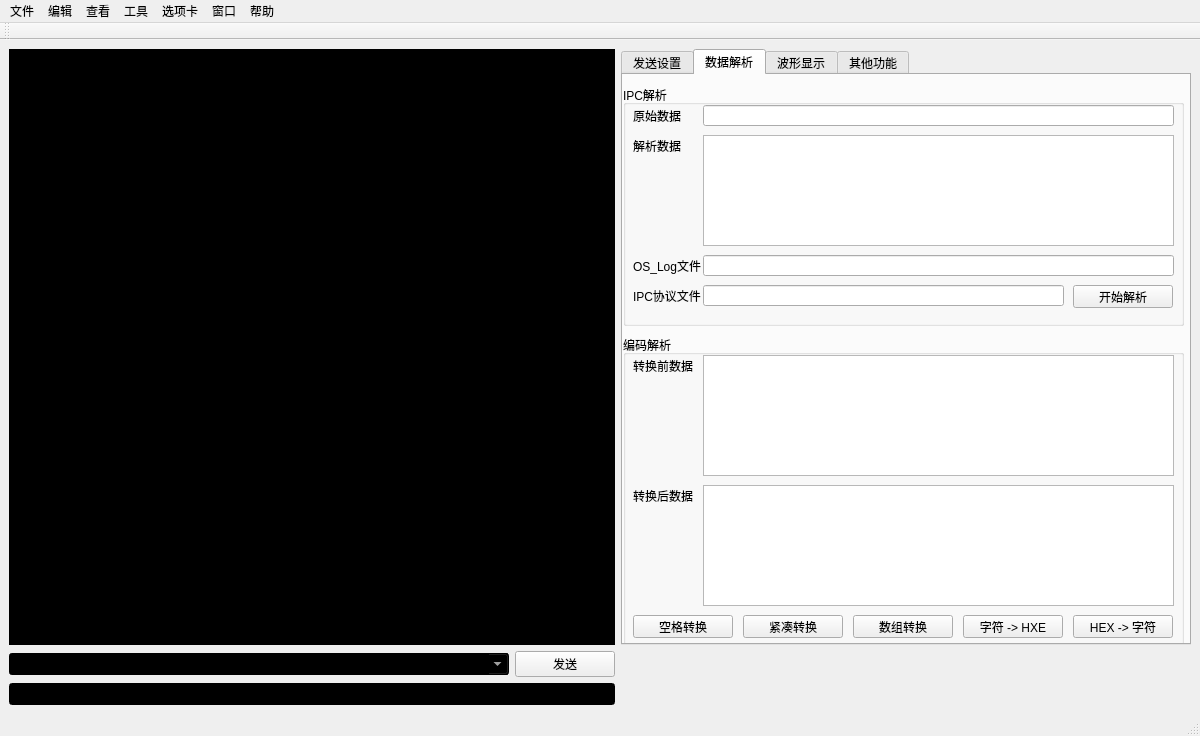
Lancer-zhang/py_serialtool, file ui/mainwindow.ui: the form before one commit.
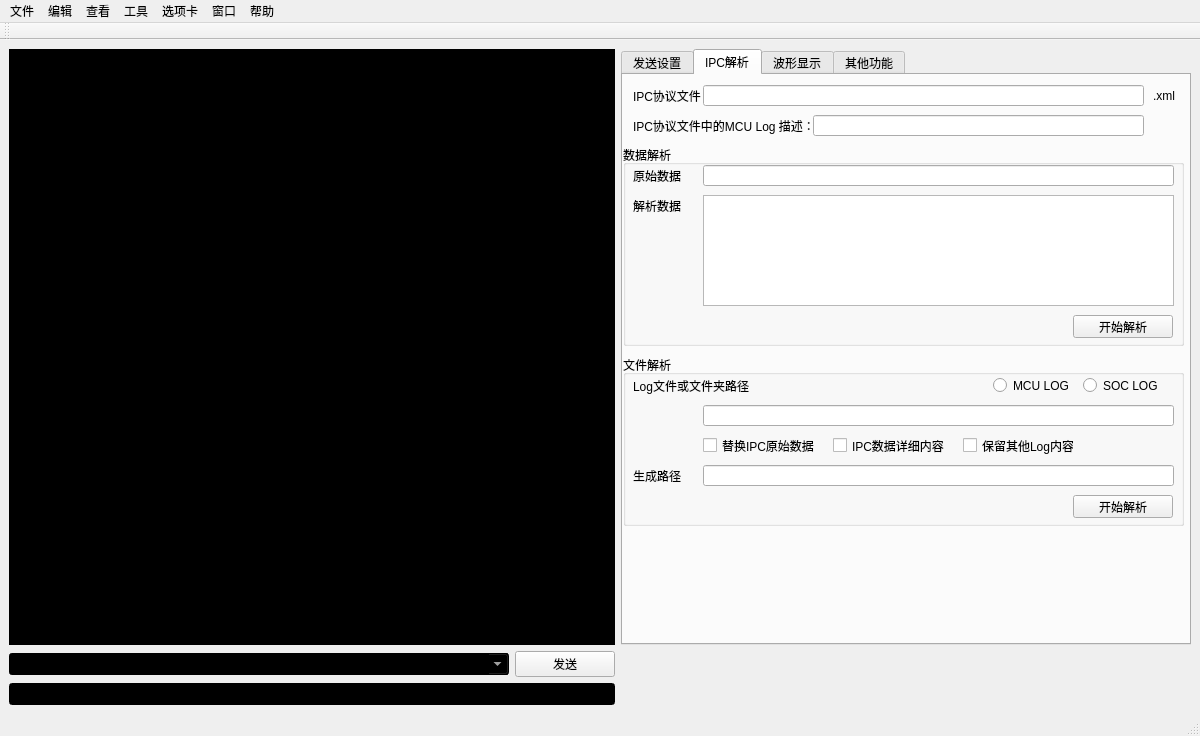
The form after the commit. The open tabs and pages were chosen to show the change.

```diff
--- a/ui/mainwindow.ui
+++ b/ui/mainwindow.ui
@@ -596,19 +596,19 @@
       </widget>
       <widget class="QWidget" name="tab_parse">
        <attribute name="title">
-        <string>数据解析</string>
+        <string>IPC解析</string>
        </attribute>
        <widget class="QGroupBox" name="groupBox">
         <property name="geometry">
          <rect>
           <x>0</x>
-          <y>10</y>
+          <y>70</y>
           <width>561</width>
-          <height>241</height>
+          <height>201</height>
          </rect>
         </property>
         <property name="title">
-         <string>IPC解析</string>
+         <string>数据解析</string>
         </property>
         <widget class="QLabel" name="label">
          <property name="geometry">
@@ -656,57 +656,11 @@
           </rect>
          </property>
         </widget>
-        <widget class="QLabel" name="label_5">
-         <property name="geometry">
-          <rect>
-           <x>10</x>
-           <y>170</y>
-           <width>71</width>
-           <height>21</height>
-          </rect>
-         </property>
-         <property name="text">
-          <string>OS_Log文件</string>
-         </property>
-        </widget>
-        <widget class="QLineEdit" name="lineEditinputIPC_file">
-         <property name="geometry">
-          <rect>
-           <x>80</x>
-           <y>170</y>
-           <width>471</width>
-           <height>21</height>
-          </rect>
-         </property>
-        </widget>
-        <widget class="QLabel" name="label_15">
-         <property name="geometry">
-          <rect>
-           <x>10</x>
-           <y>200</y>
-           <width>71</width>
-           <height>21</height>
-          </rect>
-         </property>
-         <property name="text">
-          <string>IPC协议文件</string>
-         </property>
-        </widget>
-        <widget class="QLineEdit" name="lineEditinputIPC_doc">
-         <property name="geometry">
-          <rect>
-           <x>80</x>
-           <y>200</y>
-           <width>361</width>
-           <height>21</height>
-          </rect>
-         </property>
-        </widget>
         <widget class="QPushButton" name="button_ipcparse">
          <property name="geometry">
           <rect>
            <x>450</x>
-           <y>200</y>
+           <y>170</y>
            <width>100</width>
            <height>23</height>
           </rect>
@@ -728,169 +682,59 @@
          </property>
         </widget>
        </widget>
-       <widget class="QGroupBox" name="groupBox_2">
+       <widget class="QLineEdit" name="lineEditinputIPC_doc">
+        <property name="geometry">
+         <rect>
+          <x>80</x>
+          <y>10</y>
+          <width>441</width>
+          <height>21</height>
+         </rect>
+        </property>
+       </widget>
+       <widget class="QLabel" name="label_15">
+        <property name="geometry">
+         <rect>
+          <x>10</x>
+          <y>10</y>
+          <width>71</width>
+          <height>21</height>
+         </rect>
+        </property>
+        <property name="text">
+         <string>IPC协议文件</string>
+        </property>
+       </widget>
+       <widget class="QLabel" name="label_23">
+        <property name="geometry">
+         <rect>
+          <x>530</x>
+          <y>10</y>
+          <width>31</width>
+          <height>21</height>
+         </rect>
+        </property>
+        <property name="text">
+         <string>.xml</string>
+        </property>
+       </widget>
+       <widget class="QGroupBox" name="groupBox_3">
         <property name="geometry">
          <rect>
           <x>0</x>
-          <y>260</y>
+          <y>280</y>
           <width>561</width>
-          <height>311</height>
+          <height>171</height>
          </rect>
         </property>
         <property name="title">
-         <string>编码解析</string>
+         <string>文件解析</string>
         </property>
-        <widget class="QLabel" name="label_3">
-         <property name="geometry">
-          <rect>
-           <x>10</x>
-           <y>20</y>
-           <width>71</width>
-           <height>21</height>
-          </rect>
-         </property>
-         <property name="text">
-          <string>转换前数据</string>
-         </property>
-        </widget>
-        <widget class="QLabel" name="label_4">
-         <property name="geometry">
-          <rect>
-           <x>10</x>
-           <y>150</y>
-           <width>71</width>
-           <height>21</height>
-          </rect>
-         </property>
-         <property name="text">
-          <string>转换后数据</string>
-         </property>
-        </widget>
-        <widget class="QTextEdit" name="textEdit_beforetrans">
-         <property name="geometry">
-          <rect>
-           <x>80</x>
-           <y>20</y>
-           <width>471</width>
-           <height>121</height>
-          </rect>
-         </property>
-        </widget>
-        <widget class="QTextEdit" name="textEdit_aftertrans">
-         <property name="geometry">
-          <rect>
-           <x>80</x>
-           <y>150</y>
-           <width>471</width>
-           <height>121</height>
-          </rect>
-         </property>
-        </widget>
-        <widget class="QPushButton" name="button_transspace">
-         <property name="geometry">
-          <rect>
-           <x>10</x>
-           <y>280</y>
-           <width>100</width>
-           <height>23</height>
-          </rect>
-         </property>
-         <property name="minimumSize">
-          <size>
-           <width>100</width>
-           <height>0</height>
-          </size>
-         </property>
-         <property name="maximumSize">
-          <size>
-           <width>100</width>
-           <height>16777215</height>
-          </size>
-         </property>
-         <property name="text">
-          <string>空格转换</string>
-         </property>
-        </widget>
-        <widget class="QPushButton" name="button_transtight">
-         <property name="geometry">
-          <rect>
-           <x>120</x>
-           <y>280</y>
-           <width>100</width>
-           <height>23</height>
-          </rect>
-         </property>
-         <property name="minimumSize">
-          <size>
-           <width>100</width>
-           <height>0</height>
-          </size>
-         </property>
-         <property name="maximumSize">
-          <size>
-           <width>100</width>
-           <height>16777215</height>
-          </size>
-         </property>
-         <property name="text">
-          <string>紧凑转换</string>
-         </property>
-        </widget>
-        <widget class="QPushButton" name="button_transbuf">
-         <property name="geometry">
-          <rect>
-           <x>230</x>
-           <y>280</y>
-           <width>100</width>
-           <height>23</height>
-          </rect>
-         </property>
-         <property name="minimumSize">
-          <size>
-           <width>100</width>
-           <height>0</height>
-          </size>
-         </property>
-         <property name="maximumSize">
-          <size>
-           <width>100</width>
-           <height>16777215</height>
-          </size>
-         </property>
-         <property name="text">
-          <string>数组转换</string>
-         </property>
-        </widget>
-        <widget class="QPushButton" name="button_transHEX">
-         <property name="geometry">
-          <rect>
-           <x>340</x>
-           <y>280</y>
-           <width>100</width>
-           <height>23</height>
-          </rect>
-         </property>
-         <property name="minimumSize">
-          <size>
-           <width>100</width>
-           <height>0</height>
-          </size>
-         </property>
-         <property name="maximumSize">
-          <size>
-           <width>100</width>
-           <height>16777215</height>
-          </size>
-         </property>
-         <property name="text">
-          <string>字符 -&gt; HXE</string>
-         </property>
-        </widget>
-        <widget class="QPushButton" name="button_transchar">
+        <widget class="QPushButton" name="button_ipcparse_2">
          <property name="geometry">
           <rect>
            <x>450</x>
-           <y>280</y>
+           <y>140</y>
            <width>100</width>
            <height>23</height>
           </rect>
@@ -908,9 +752,146 @@
           </size>
          </property>
          <property name="text">
-          <string>HEX -&gt; 字符</string>
+          <string>开始解析</string>
          </property>
         </widget>
+        <widget class="QLineEdit" name="lineEditinputIPC_file_src">
+         <property name="geometry">
+          <rect>
+           <x>80</x>
+           <y>50</y>
+           <width>471</width>
+           <height>21</height>
+          </rect>
+         </property>
+        </widget>
+        <widget class="QLineEdit" name="lineEditinputIPC_file_obj">
+         <property name="geometry">
+          <rect>
+           <x>80</x>
+           <y>110</y>
+           <width>471</width>
+           <height>21</height>
+          </rect>
+         </property>
+         <property name="text">
+          <string/>
+         </property>
+        </widget>
+        <widget class="QLabel" name="label_25">
+         <property name="geometry">
+          <rect>
+           <x>10</x>
+           <y>110</y>
+           <width>71</width>
+           <height>21</height>
+          </rect>
+         </property>
+         <property name="text">
+          <string>生成路径</string>
+         </property>
+        </widget>
+        <widget class="QCheckBox" name="checkBox_replace_IPC">
+         <property name="geometry">
+          <rect>
+           <x>80</x>
+           <y>80</y>
+           <width>121</width>
+           <height>21</height>
+          </rect>
+         </property>
+         <property name="text">
+          <string>替换IPC原始数据</string>
+         </property>
+        </widget>
+        <widget class="QCheckBox" name="checkBox_Detail_IPC">
+         <property name="geometry">
+          <rect>
+           <x>210</x>
+           <y>80</y>
+           <width>121</width>
+           <height>21</height>
+          </rect>
+         </property>
+         <property name="text">
+          <string>IPC数据详细内容</string>
+         </property>
+        </widget>
+        <widget class="QCheckBox" name="checkBox_Reserve_IPC">
+         <property name="geometry">
+          <rect>
+           <x>340</x>
+           <y>80</y>
+           <width>111</width>
+           <height>21</height>
+          </rect>
+         </property>
+         <property name="text">
+          <string>保留其他Log内容</string>
+         </property>
+        </widget>
+        <widget class="QLabel" name="label_27">
+         <property name="geometry">
+          <rect>
+           <x>10</x>
+           <y>20</y>
+           <width>151</width>
+           <height>21</height>
+          </rect>
+         </property>
+         <property name="text">
+          <string>Log文件或文件夹路径</string>
+         </property>
+        </widget>
+        <widget class="QRadioButton" name="radioButton_MCULOG">
+         <property name="geometry">
+          <rect>
+           <x>370</x>
+           <y>20</y>
+           <width>89</width>
+           <height>21</height>
+          </rect>
+         </property>
+         <property name="text">
+          <string>MCU LOG</string>
+         </property>
+        </widget>
+        <widget class="QRadioButton" name="radioButton_SOCLOG">
+         <property name="geometry">
+          <rect>
+           <x>460</x>
+           <y>20</y>
+           <width>89</width>
+           <height>21</height>
+          </rect>
+         </property>
+         <property name="text">
+          <string>SOC LOG</string>
+         </property>
+        </widget>
+       </widget>
+       <widget class="QLabel" name="label_26">
+        <property name="geometry">
+         <rect>
+          <x>10</x>
+          <y>40</y>
+          <width>181</width>
+          <height>21</height>
+         </rect>
+        </property>
+        <property name="text">
+         <string>IPC协议文件中的MCU Log 描述：</string>
+        </property>
+       </widget>
+       <widget class="QLineEdit" name="lineEditinputIPC_doc_2">
+        <property name="geometry">
+         <rect>
+          <x>190</x>
+          <y>40</y>
+          <width>331</width>
+          <height>21</height>
+         </rect>
+        </property>
        </widget>
       </widget>
       <widget class="QWidget" name="tab_plot">
@@ -1265,6 +1246,190 @@
          </property>
         </widget>
        </widget>
+       <widget class="QGroupBox" name="groupBox_2">
+        <property name="geometry">
+         <rect>
+          <x>0</x>
+          <y>280</y>
+          <width>561</width>
+          <height>291</height>
+         </rect>
+        </property>
+        <property name="title">
+         <string>编码解析</string>
+        </property>
+        <widget class="QLabel" name="label_3">
+         <property name="geometry">
+          <rect>
+           <x>10</x>
+           <y>20</y>
+           <width>71</width>
+           <height>21</height>
+          </rect>
+         </property>
+         <property name="text">
+          <string>转换前数据</string>
+         </property>
+        </widget>
+        <widget class="QLabel" name="label_4">
+         <property name="geometry">
+          <rect>
+           <x>10</x>
+           <y>140</y>
+           <width>71</width>
+           <height>21</height>
+          </rect>
+         </property>
+         <property name="text">
+          <string>转换后数据</string>
+         </property>
+        </widget>
+        <widget class="QTextEdit" name="textEdit_beforetrans">
+         <property name="geometry">
+          <rect>
+           <x>80</x>
+           <y>20</y>
+           <width>471</width>
+           <height>111</height>
+          </rect>
+         </property>
+        </widget>
+        <widget class="QTextEdit" name="textEdit_aftertrans">
+         <property name="geometry">
+          <rect>
+           <x>80</x>
+           <y>140</y>
+           <width>471</width>
+           <height>111</height>
+          </rect>
+         </property>
+        </widget>
+        <widget class="QPushButton" name="button_transspace">
+         <property name="geometry">
+          <rect>
+           <x>10</x>
+           <y>260</y>
+           <width>100</width>
+           <height>23</height>
+          </rect>
+         </property>
+         <property name="minimumSize">
+          <size>
+           <width>100</width>
+           <height>0</height>
+          </size>
+         </property>
+         <property name="maximumSize">
+          <size>
+           <width>100</width>
+           <height>16777215</height>
+          </size>
+         </property>
+         <property name="text">
+          <string>空格转换</string>
+         </property>
+        </widget>
+        <widget class="QPushButton" name="button_transtight">
+         <property name="geometry">
+          <rect>
+           <x>120</x>
+           <y>260</y>
+           <width>100</width>
+           <height>23</height>
+          </rect>
+         </property>
+         <property name="minimumSize">
+          <size>
+           <width>100</width>
+           <height>0</height>
+          </size>
+         </property>
+         <property name="maximumSize">
+          <size>
+           <width>100</width>
+           <height>16777215</height>
+          </size>
+         </property>
+         <property name="text">
+          <string>紧凑转换</string>
+         </property>
+        </widget>
+        <widget class="QPushButton" name="button_transbuf">
+         <property name="geometry">
+          <rect>
+           <x>230</x>
+           <y>260</y>
+           <width>100</width>
+           <height>23</height>
+          </rect>
+         </property>
+         <property name="minimumSize">
+          <size>
+           <width>100</width>
+           <height>0</height>
+          </size>
+         </property>
+         <property name="maximumSize">
+          <size>
+           <width>100</width>
+           <height>16777215</height>
+          </size>
+         </property>
+         <property name="text">
+          <string>数组转换</string>
+         </property>
+        </widget>
+        <widget class="QPushButton" name="button_transHEX">
+         <property name="geometry">
+          <rect>
+           <x>340</x>
+           <y>260</y>
+           <width>100</width>
+           <height>23</height>
+          </rect>
+         </property>
+         <property name="minimumSize">
+          <size>
+           <width>100</width>
+           <height>0</height>
+          </size>
+         </property>
+         <property name="maximumSize">
+          <size>
+           <width>100</width>
+           <height>16777215</height>
+          </size>
+         </property>
+         <property name="text">
+          <string>字符 -&gt; HXE</string>
+         </property>
+        </widget>
+        <widget class="QPushButton" name="button_transchar">
+         <property name="geometry">
+          <rect>
+           <x>450</x>
+           <y>260</y>
+           <width>100</width>
+           <height>23</height>
+          </rect>
+         </property>
+         <property name="minimumSize">
+          <size>
+           <width>100</width>
+           <height>0</height>
+          </size>
+         </property>
+         <property name="maximumSize">
+          <size>
+           <width>100</width>
+           <height>16777215</height>
+          </size>
+         </property>
+         <property name="text">
+          <string>HEX -&gt; 字符</string>
+         </property>
+        </widget>
+       </widget>
       </widget>
      </widget>
     </item>
```
Left out of the diff: 267 changed lines with no effect on the pictures.
